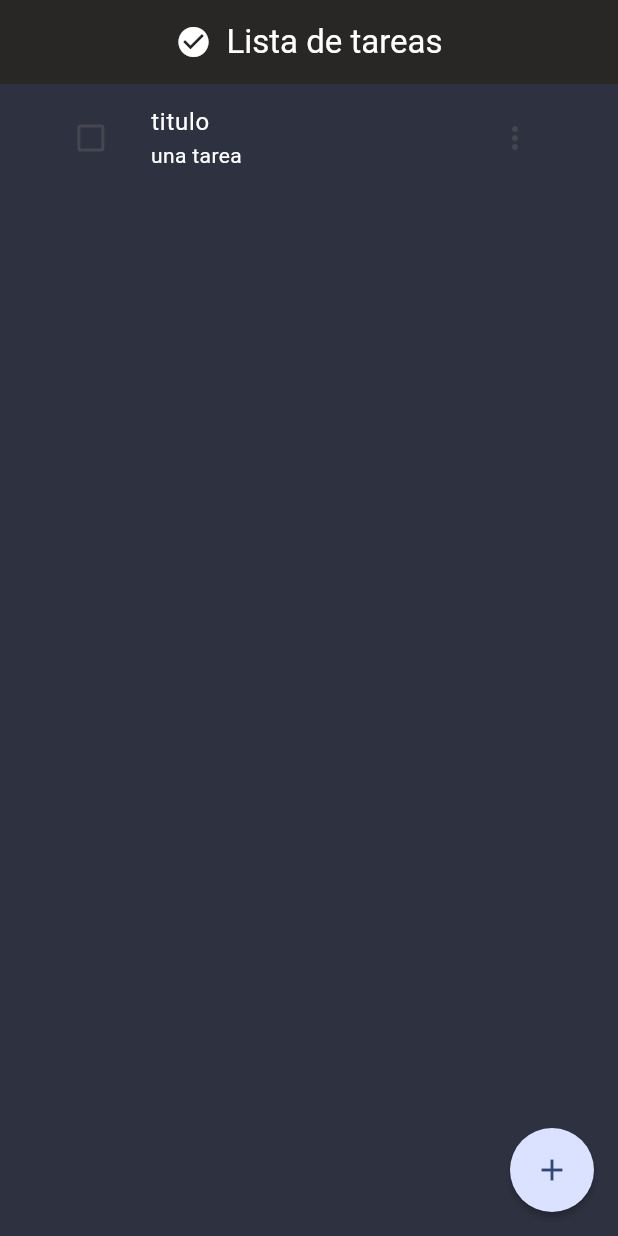
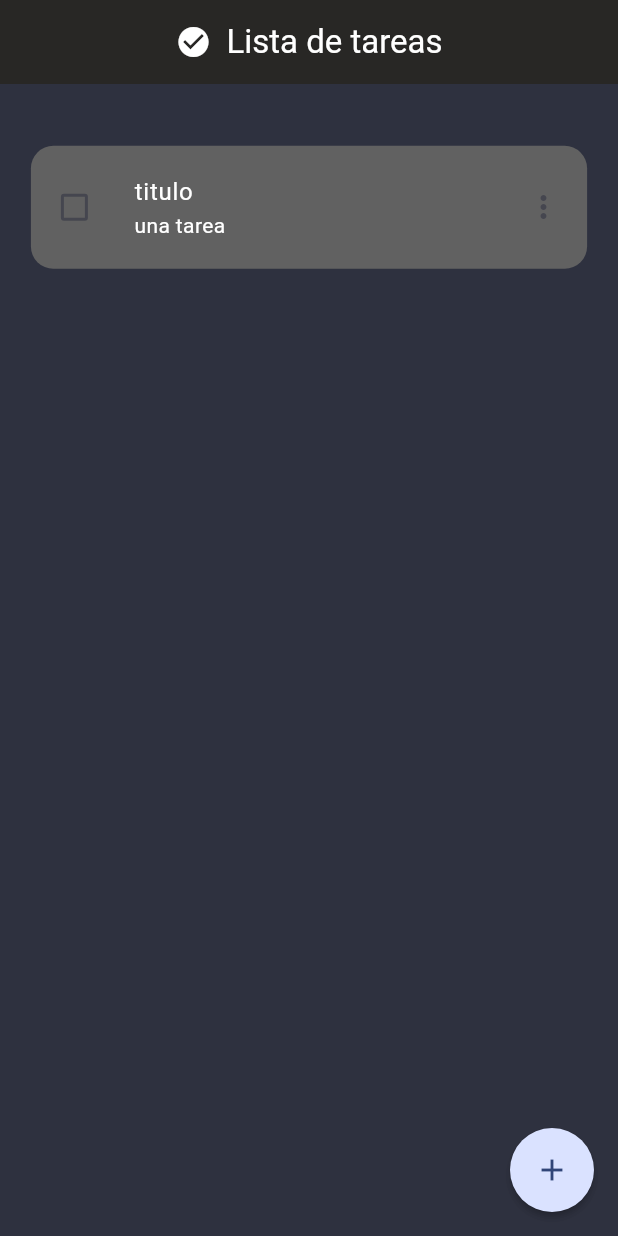
Before and after one commit to AdrianPerdomoE/to_do_app, a Flutter app: the screen it shows after launch, on a phone screen of 412 x 824 dp. Run offline on Flutter 3.47's test engine with Material 3 defaults, Android fonts, the phone set to English and light mode, and no system bars.

Commit message:
feat: estilo del texto de la tarea y estilo del recuadro de la tarea

```diff
--- a/lib/widgets/main_scaffold.dart
+++ b/lib/widgets/main_scaffold.dart
@@ -60,6 +60,7 @@ class _MainScaffoldState extends State {
         children: [
           Container(
             height: height * 0.8,
+            margin: EdgeInsets.only(top: height * 0.05),
             padding: EdgeInsets.symmetric(horizontal: width * 0.05),
             child: createList(),
           )
--- a/lib/widgets/task_view.dart
+++ b/lib/widgets/task_view.dart
@@ -10,6 +10,11 @@ class TaskView extends StatelessWidget {
   @override
   Widget build(BuildContext context) {
     return ListTile(
+      contentPadding: const EdgeInsets.all(5),
+      shape: RoundedRectangleBorder(
+        borderRadius: BorderRadius.circular(15),
+      ),
+      tileColor: Colors.grey.shade700,
       title: Text(task.title,
           style: TextStyle(
               decoration: task.isDone
```
